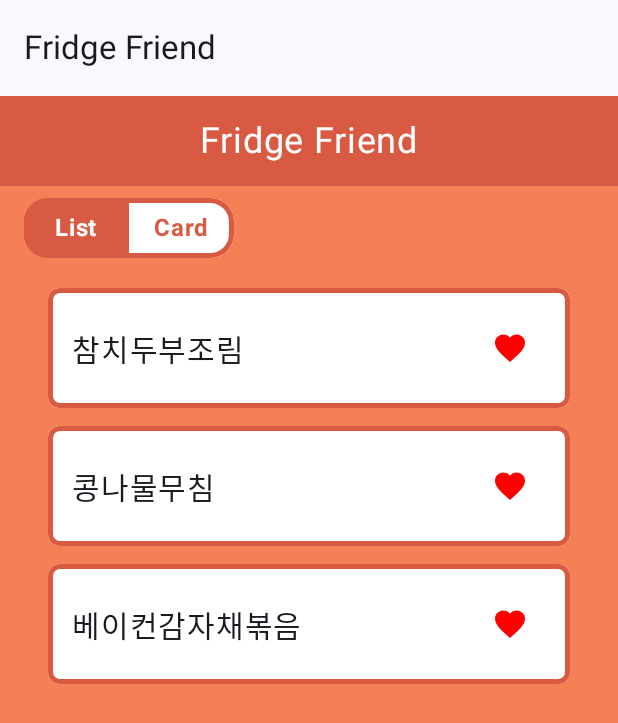
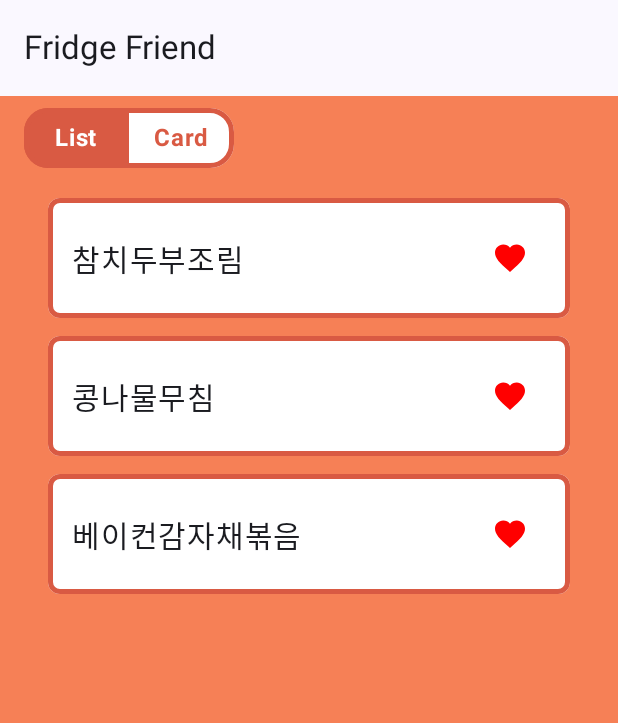
Before and after one commit to seungrae98/MobileProgramming, an Android app built with Jetpack Compose: the FavouriteScreen screen opened through its navigation route, on a phone screen of 412 x 824 dp. Shown: the top 723 px of the screen. Run offline under Robolectric (Android 15) with nearby library versions, the phone set to English and light mode, and no system bars; our stand-ins replace Firebase (no records; nobody signed in at launch, a user with empty details on screens opened directly).

Commit message:
0619after

```diff
--- a/app/src/main/java/com/example/fridgefriend/screen/FavouriteScreen.kt
+++ b/app/src/main/java/com/example/fridgefriend/screen/FavouriteScreen.kt
@@ -63,20 +63,6 @@ fun FavouriteScreen(
             .fillMaxSize()
             .background(Color(0xFFF68056)) // 색2
     ) {
-        Box(
-            modifier = Modifier
-                .fillMaxWidth()
-                .background(Color(0xFFD95A43)) // 색1
-                .padding(vertical = 16.dp),
-            contentAlignment = Alignment.Center
-        ) {
-            Text(
-                text = "Fridge Friend",
-                color = Color.White,
-                fontSize = 24.sp
-            )
-        }
-
         Column(
             modifier = Modifier
                 .fillMaxWidth()
```
Also changed, not shown: app/src/main/java/com/example/fridgefriend/screen/SearchScreen.kt (+1 -14 lines).
